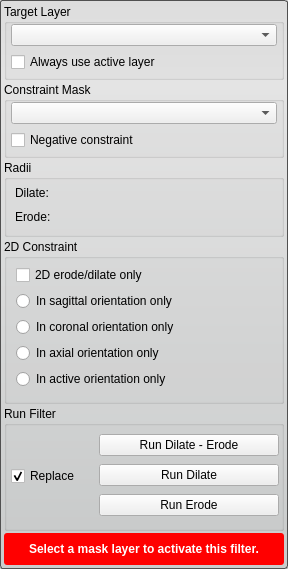
This is src/Interface/ToolInterface/BinaryIterativeDilateErodeFilterInterface.ui in jessdtate/Seg3D as Qt 5 draws it before an edit. The edited form follows.
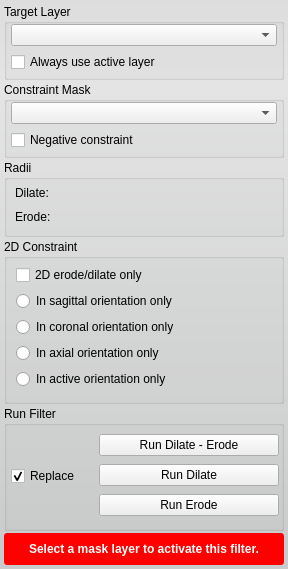
This is the edited form. Custom widgets are drawn as their Qt base class.

What changed in the file:
```diff
--- a/src/Interface/ToolInterface/BinaryIterativeDilateErodeFilterInterface.ui
+++ b/src/Interface/ToolInterface/BinaryIterativeDilateErodeFilterInterface.ui
@@ -22,7 +22,6 @@
   <property name="styleSheet">
    <string notr="true">QWidget#BinaryIterativeDilateErodeFilterInterface{
 	border-radius: 3px;
-	border: 1px solid rgb(80, 80,80);
 	background-color: qlineargradient(spread:pad, x1:0.5, y1:0, x2:0.5, y2:0.960227, stop:0 rgba(221, 221, 221, 255), stop:0.155779 rgba(228, 228, 228, 255), stop:1 rgba(202, 204, 204, 255));      
 }</string>
   </property>
```
